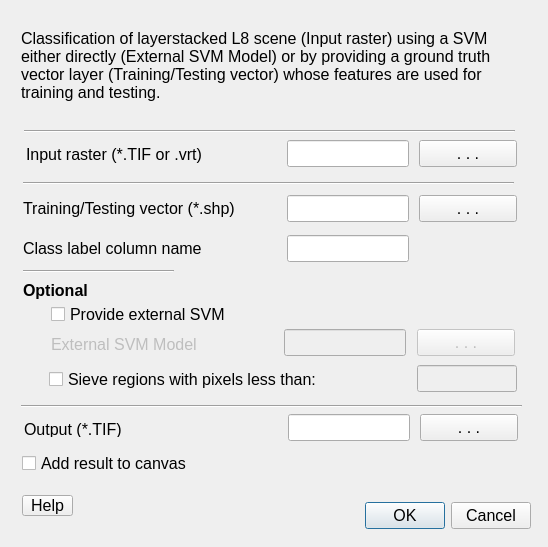
First picture: the form in classification.ui, repository GFZ-Centre-for-Early-Warning/REM_satex_plugin, before the edit.
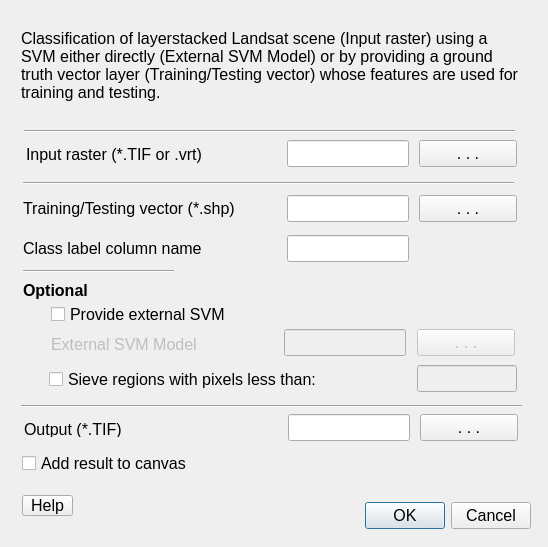
Second picture: the form after the edit.

Patch:
```diff
--- a/classification.ui
+++ b/classification.ui
@@ -52,7 +52,7 @@
     <number>0</number>
    </property>
    <property name="text">
-    <string>&lt;html&gt;&lt;head/&gt;&lt;body&gt;&lt;p&gt;Classification of layerstacked L8 scene (Input raster) using a SVM either directly (External SVM Model) or by providing a ground truth vector layer (Training/Testing vector) whose features are used for training and testing.&lt;/p&gt;&lt;/body&gt;&lt;/html&gt;</string>
+    <string>&lt;html&gt;&lt;head/&gt;&lt;body&gt;&lt;p&gt;Classification of layerstacked Landsat scene (Input raster) using a SVM either directly (External SVM Model) or by providing a ground truth vector layer (Training/Testing vector) whose features are used for training and testing.&lt;/p&gt;&lt;/body&gt;&lt;/html&gt;</string>
    </property>
    <property name="wordWrap">
     <bool>true</bool>
```
